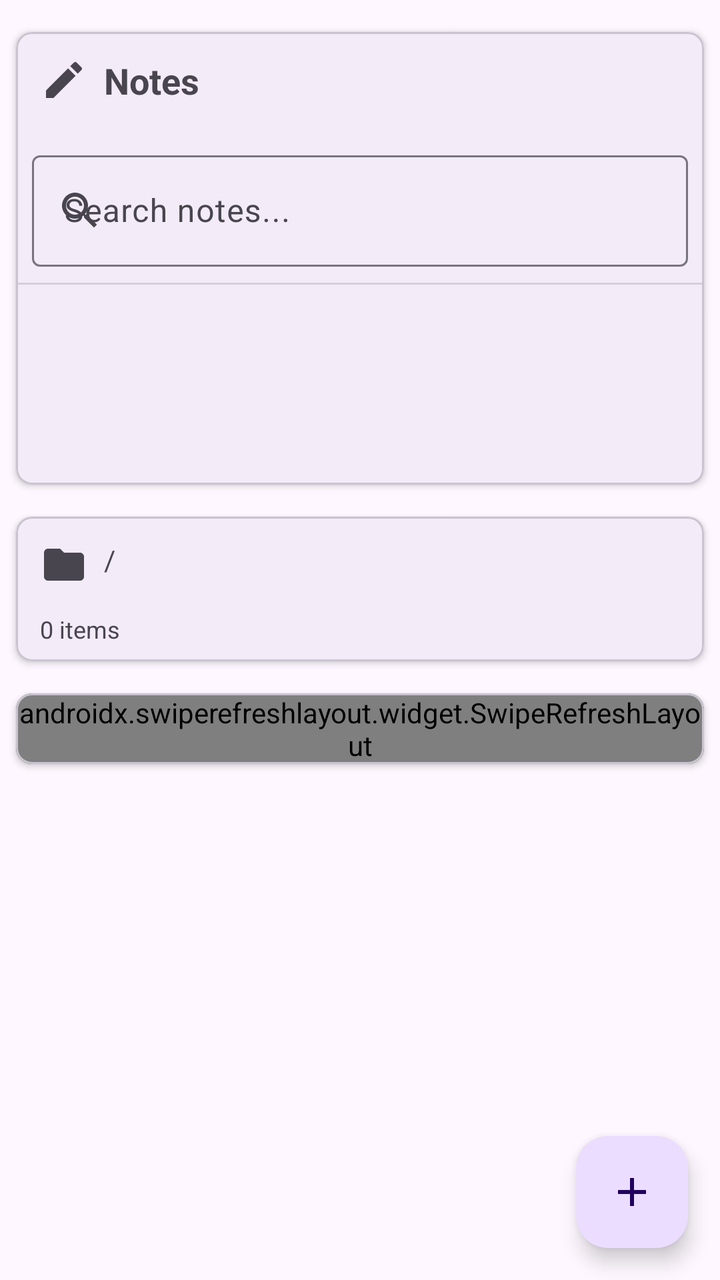
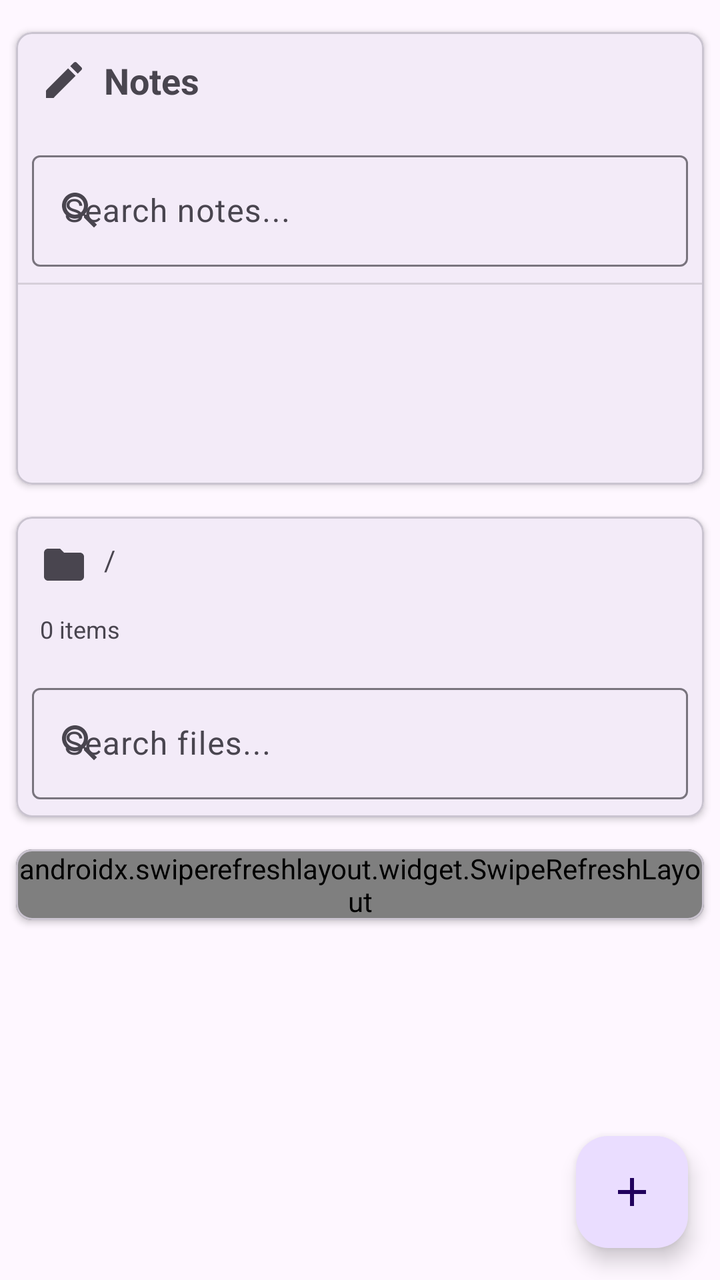

The first picture is an Android layout as it rendered before a commit; the second is the same layout after the commit. The layout source and the unified diff follow.
<!-- AndroidManifest.xml: application theme Theme.CollabProductivity -->
<!-- res/layout/fragment_home.xml -->
<?xml version="1.0" encoding="utf-8"?>
<androidx.coordinatorlayout.widget.CoordinatorLayout
    xmlns:android="http://schemas.android.com/apk/res/android"
    xmlns:app="http://schemas.android.com/apk/res-auto"
    android:layout_width="match_parent"
    android:layout_height="match_parent">

    <androidx.core.widget.NestedScrollView
        android:layout_width="match_parent"
        android:layout_height="match_parent"
        android:fillViewport="true"
        android:paddingBottom="100dp"
        android:clipToPadding="false"
        android:scrollbars="vertical">

        <LinearLayout
            android:layout_width="match_parent"
            android:layout_height="wrap_content"
            android:orientation="vertical"
            android:paddingTop="8dp"
            android:paddingBottom="24dp">

            
            <com.google.android.material.card.MaterialCardView
                android:layout_width="match_parent"
                android:layout_height="wrap_content"
                android:layout_margin="8dp"
                app:cardCornerRadius="8dp"
                app:cardElevation="2dp">

                <LinearLayout
                    android:layout_width="match_parent"
                    android:layout_height="wrap_content"
                    android:orientation="vertical">

                    <TextView
                        android:layout_width="match_parent"
                        android:layout_height="wrap_content"
                        android:text="@string/notes_section"
                        android:textSize="18sp"
                        android:textStyle="bold"
                        android:padding="12dp"
                        android:drawableStart="@drawable/ic_note"
                        android:drawablePadding="8dp"/>

                    
                    <com.google.android.material.textfield.TextInputLayout
                        android:layout_width="match_parent"
                        android:layout_height="wrap_content"
                        android:layout_margin="8dp"
                        app:startIconDrawable="@drawable/ic_search"
                        app:endIconMode="clear_text"
                        style="@style/Widget.Material3.TextInputLayout.OutlinedBox">

                        <com.google.android.material.textfield.TextInputEditText
                            android:id="@+id/search_notes"
                            android:layout_width="match_parent"
                            android:layout_height="wrap_content"
                            android:hint="Search notes..."
                            android:inputType="text"
                            android:maxLines="1"/>

                    </com.google.android.material.textfield.TextInputLayout>

                    <View
                        android:layout_width="match_parent"
                        android:layout_height="1dp"
                        android:background="?android:attr/listDivider"/>

                    <TextView
                        android:id="@+id/empty_notes_view"
                        android:layout_width="match_parent"
                        android:layout_height="wrap_content"
                        android:text="@string/empty_notes"
                        android:textSize="14sp"
                        android:gravity="center"
                        android:padding="16dp"
                        android:visibility="gone"/>

                    <androidx.recyclerview.widget.RecyclerView
                        android:id="@+id/recycler_view_notes"
                        android:layout_width="match_parent"
                        android:layout_height="wrap_content"
                        android:minHeight="100dp"
                        android:maxHeight="300dp"
                        android:nestedScrollingEnabled="true"
                        android:clipToPadding="false"
                        android:overScrollMode="never"/>

                </LinearLayout>

            </com.google.android.material.card.MaterialCardView>

            
            <com.google.android.material.card.MaterialCardView
                android:layout_width="match_parent"
                android:layout_height="wrap_content"
                android:layout_margin="8dp"
                app:cardCornerRadius="8dp"
                app:cardElevation="2dp">

                <LinearLayout
                    android:layout_width="match_parent"
                    android:layout_height="wrap_content"
                    android:orientation="vertical">

                    <TextView
                        android:id="@+id/current_path"
                        android:layout_width="match_parent"
                        android:layout_height="wrap_content"
                        android:padding="12dp"
                        android:textSize="14sp"
                        android:text="/"
                        android:drawableStart="@drawable/ic_folder"
                        android:drawablePadding="8dp"
                        android:background="?attr/selectableItemBackground"
                        android:clickable="true"
                        android:focusable="true"/>

                    <TextView
                        android:id="@+id/file_count"
                        android:layout_width="match_parent"
                        android:layout_height="wrap_content"
                        android:paddingStart="12dp"
                        android:paddingEnd="12dp"
                        android:paddingBottom="8dp"
                        android:textSize="12sp"
                        android:textColor="?android:attr/textColorSecondary"
                        android:text="0 items"/>

                </LinearLayout>
            </com.google.android.material.card.MaterialCardView>

            
            <com.google.android.material.card.MaterialCardView
                android:layout_width="match_parent"
                android:layout_height="wrap_content"
                android:layout_margin="8dp"
                app:cardCornerRadius="8dp"
                app:cardElevation="2dp">

                <LinearLayout
                    android:layout_width="match_parent"
                    android:layout_height="wrap_content"
                    android:orientation="vertical">

                    <TextView
                        android:id="@+id/empty_view"
                        android:layout_width="match_parent"
                        android:layout_height="wrap_content"
                        android:text="@string/empty_folder"
                        android:textSize="14sp"
                        android:gravity="center"
                        android:padding="16dp"
                        android:visibility="gone"/>

                    <androidx.swiperefreshlayout.widget.SwipeRefreshLayout
                        android:id="@+id/swipe_refresh"
                        android:layout_width="match_parent"
                        android:layout_height="wrap_content">

                        <androidx.recyclerview.widget.RecyclerView
                            android:id="@+id/recycler_view_files"
                            android:layout_width="match_parent"
                            android:layout_height="wrap_content"
                            android:minHeight="100dp"
                            android:maxHeight="400dp"
                            android:nestedScrollingEnabled="true"
                            android:clipToPadding="false"
                            android:overScrollMode="never"
                            android:padding="8dp"/>

                    </androidx.swiperefreshlayout.widget.SwipeRefreshLayout>

                </LinearLayout>

            </com.google.android.material.card.MaterialCardView>

        </LinearLayout>

    </androidx.core.widget.NestedScrollView>

    
    <com.google.android.material.floatingactionbutton.FloatingActionButton
        android:id="@+id/fab_add"
        android:layout_width="wrap_content"
        android:layout_height="wrap_content"
        android:layout_gravity="bottom|end"
        android:layout_margin="16dp"
        android:contentDescription="@string/add_file_or_folder"
        app:srcCompat="@drawable/ic_add"/>

</androidx.coordinatorlayout.widget.CoordinatorLayout>
<!-- resources referenced by this layout -->
<resources>
  <!-- drawable ic_add (drawable) -->
  <?xml version="1.0" encoding="utf-8"?>
  <vector xmlns:android="http://schemas.android.com/apk/res/android"
      android:width="24dp"
      android:height="24dp"
      android:viewportWidth="24"
      android:viewportHeight="24"
      android:tint="?attr/colorControlNormal">
      <path
          android:fillColor="@android:color/white"
          android:pathData="M19,13h-6v6h-2v-6H5v-2h6V5h2v6h6v2z"/>
  </vector>
  <!-- drawable ic_folder (drawable) -->
  <?xml version="1.0" encoding="utf-8"?>
  <vector xmlns:android="http://schemas.android.com/apk/res/android"
      android:width="24dp"
      android:height="24dp"
      android:viewportWidth="24"
      android:viewportHeight="24"
      android:tint="?attr/colorControlNormal">
      <path
          android:fillColor="@android:color/white"
          android:pathData="M10,4H4c-1.1,0 -1.99,0.9 -1.99,2L2,18c0,1.1 0.9,2 2,2h16c1.1,0 2,-0.9 2,-2V8c0,-1.1 -0.9,-2 -2,-2h-8l-2,-2z"/>
  </vector>
  <!-- drawable ic_note (drawable) -->
  <vector xmlns:android="http://schemas.android.com/apk/res/android"
      android:width="24dp"
      android:height="24dp"
      android:viewportWidth="24"
      android:viewportHeight="24"
      android:tint="?attr/colorControlNormal">
      <path
          android:fillColor="@android:color/white"
          android:pathData="M3,17.25V21h3.75L17.81,9.94l-3.75,-3.75L3,17.25zM20.71,7.04c0.39,-0.39 0.39,-1.02 0,-1.41l-2.34,-2.34c-0.39,-0.39 -1.02,-0.39 -1.41,0l-1.83,1.83 3.75,3.75 1.83,-1.83z"/>
  </vector>
  <!-- drawable ic_search (drawable) -->
  <vector android:height="24dp" android:tint="#000000"
      android:viewportHeight="24" android:viewportWidth="24"
      android:width="24dp" xmlns:android="http://schemas.android.com/apk/res/android">
      <path android:fillColor="@android:color/white" android:pathData="M15.5,14h-0.79l-0.28,-0.27C15.41,12.59 16,11.11 16,9.5 16,5.91 13.09,3 9.5,3S3,5.91 3,9.5 5.91,16 9.5,16c1.61,0 3.09,-0.59 4.23,-1.57l0.27,0.28v0.79l5,4.99L20.49,19l-4.99,-5zM9.5,14C7.01,14 5,11.99 5,9.5S7.01,5 9.5,5 14,7.01 14,9.5 11.99,14 9.5,14z"/>
  </vector>
  <string name="add_file_or_folder">Add file or folder</string>
  <string name="empty_folder">This folder is empty</string>
  <string name="empty_notes">No notes yet. Create your first note!</string>
  <string name="notes_section">Notes</string>
  <style name="Theme.CollabProductivity" parent="Theme.Notionary" />
  <style name="Theme.Notionary" parent="Theme.Material3.DayNight">
          
      </style>
</resources>

<!-- the commit's change to res/layout/fragment_home.xml (unified diff, before → after) -->
@@ -82,7 +82,6 @@
                         android:layout_width="match_parent"
                         android:layout_height="wrap_content"
                         android:minHeight="100dp"
-                        android:maxHeight="300dp"
                         android:nestedScrollingEnabled="true"
                         android:clipToPadding="false"
                         android:overScrollMode="never"/>
@@ -128,6 +127,30 @@
                         android:textColor="?android:attr/textColorSecondary"
                         android:text="0 items"/>
 
+                    
+                    <com.google.android.material.textfield.TextInputLayout
+                        android:layout_width="match_parent"
+                        android:layout_height="wrap_content"
+                        android:layout_margin="8dp"
+                        app:startIconDrawable="@drawable/ic_search"
+                        app:endIconMode="clear_text"
+                        style="@style/Widget.Material3.TextInputLayout.OutlinedBox">
+
+                        <com.google.android.material.textfield.TextInputEditText
+                            android:id="@+id/search_files"
+                            android:layout_width="match_parent"
+                            android:layout_height="wrap_content"
+                            android:hint="Search files..."
+                            android:inputType="text"
+                            android:maxLines="1"/>
+
+                    </com.google.android.material.textfield.TextInputLayout>
+
+                    <View
+                        android:layout_width="match_parent"
+                        android:layout_height="1dp"
+                        android:background="?android:attr/listDivider"/>
+
                 </LinearLayout>
             </com.google.android.material.card.MaterialCardView>
 
@@ -164,7 +187,6 @@
                             android:layout_width="match_parent"
                             android:layout_height="wrap_content"
                             android:minHeight="100dp"
-                            android:maxHeight="400dp"
                             android:nestedScrollingEnabled="true"
                             android:clipToPadding="false"
                             android:overScrollMode="never"
